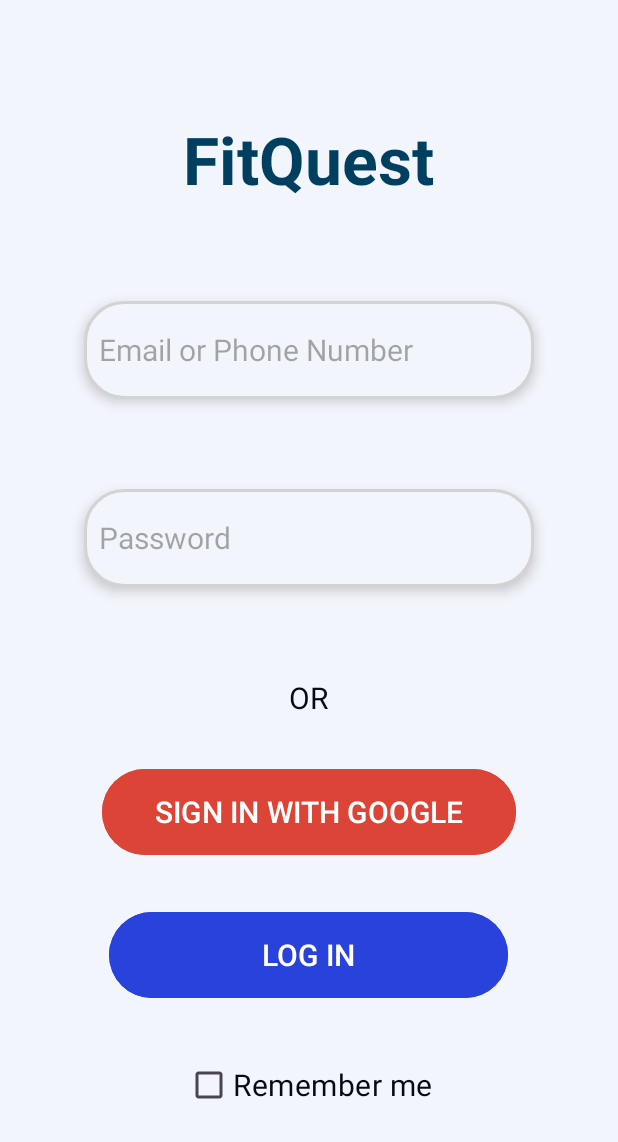
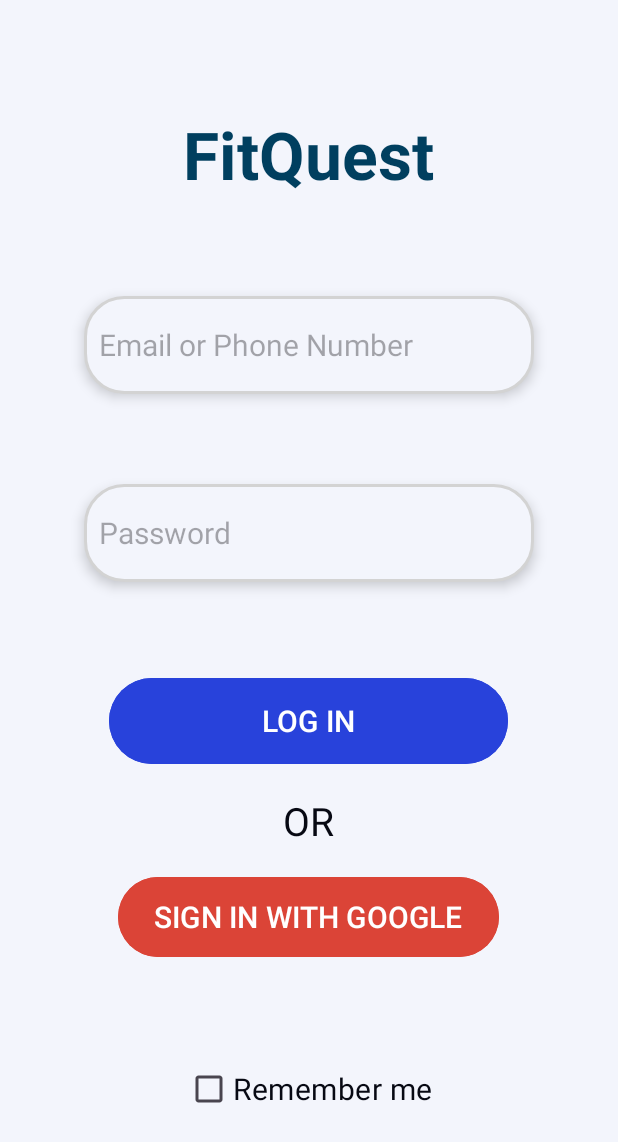
Before and after one commit to asselgh/FitQuest, an Android app: the LoginActivity screen opened directly, with no data from a screen before it, on a phone screen of 412 x 824 dp. Shown: the top 1142 px of the screen. Run offline under Robolectric (Android 15) with nearby library versions, the phone set to English and light mode, and no system bars.

Commit message:
login page layout were changed

```diff
--- a/app/src/main/res/layout/login_layout.xml
+++ b/app/src/main/res/layout/login_layout.xml
@@ -4,10 +4,10 @@
     xmlns:tools="http://schemas.android.com/tools"
     android:layout_width="match_parent"
     android:layout_height="match_parent"
+    android:background="@color/background"
     android:gravity="center"
     android:orientation="vertical"
-    tools:context=".LoginActivity"
-    android:background="@color/background">
+    tools:context=".LoginActivity">
 
     <!--    textView for the app name-->
     <TextView
@@ -51,29 +51,7 @@
         android:textSize="20dp" />
 
     <!--    a separater that says OR then comes the buttons after it-->
-    <TextView
-        android:layout_width="wrap_content"
-        android:layout_height="wrap_content"
-        android:layout_gravity="center"
-        android:layout_marginBottom="30dp"
-        android:text="OR"
-        android:textColor="@color/text"
-        android:textSize="20dp" />
 
-    <!--    button for signin with google-->
-    <Button
-        android:id="@+id/googleBtn"
-        android:layout_width="276dp"
-        android:layout_height="65dp"
-        android:layout_gravity="center"
-        android:layout_marginBottom="30dp"
-        android:backgroundTint="@color/google"
-        android:drawableStart="@drawable/googlelogo"
-        android:drawablePadding="15dp"
-        android:text="SIGN IN WITH GOOGLE"
-        android:textSize="20dp" />
-
-    <!--    button for login-->
     <Button
         android:id="@+id/loginBtn"
         android:layout_width="266dp"
@@ -83,7 +61,30 @@
         android:text="LOG IN"
         android:textSize="20dp" />
 
-    <!--    check box for remember me-->
+
+
+    <TextView
+        android:layout_width="wrap_content"
+        android:layout_height="wrap_content"
+        android:layout_gravity="center"
+        android:layout_marginBottom="16dp"
+        android:layout_marginTop="16dp"
+        android:text="OR"
+        android:textColor="@color/text"
+        android:textSize="26dp" />
+
+    <Button
+        android:id="@+id/googleBtn"
+        android:layout_width="wrap_content"
+        android:layout_height="61dp"
+        android:layout_gravity="center"
+        android:layout_marginBottom="30dp"
+        android:backgroundTint="@color/google"
+        android:drawableStart="@drawable/googlelogo"
+        android:drawablePadding="15dp"
+        android:text="SIGN IN WITH GOOGLE"
+        android:textSize="20dp" />
+
     <CheckBox
         android:layout_width="wrap_content"
         android:layout_height="wrap_content"
```
